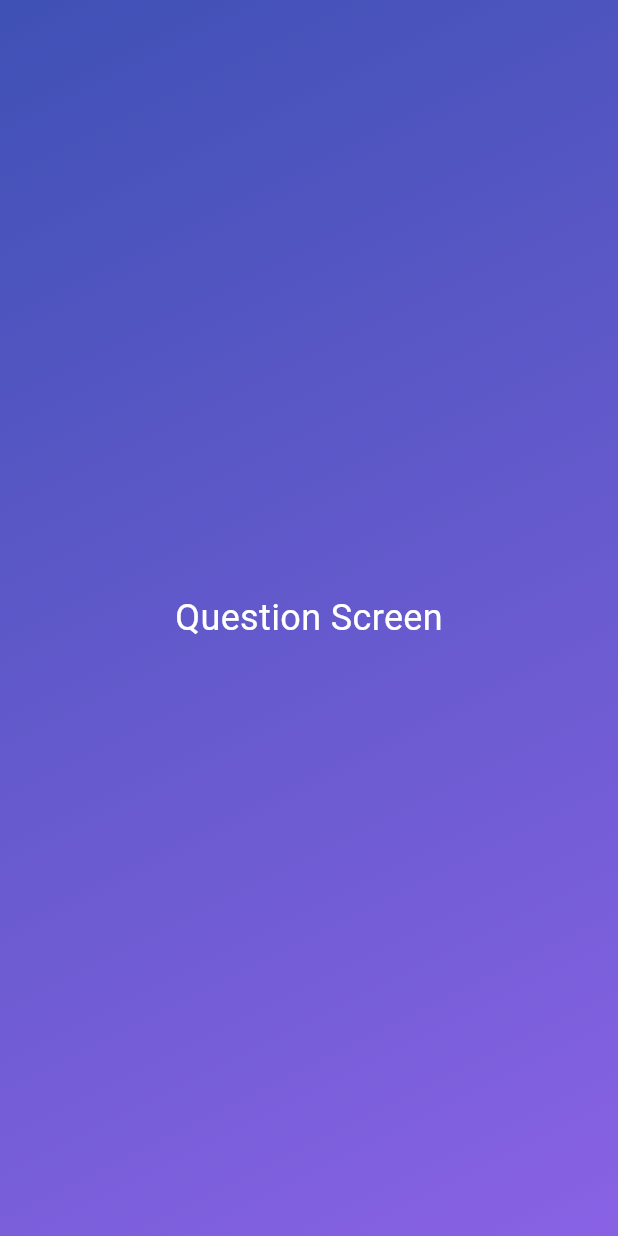
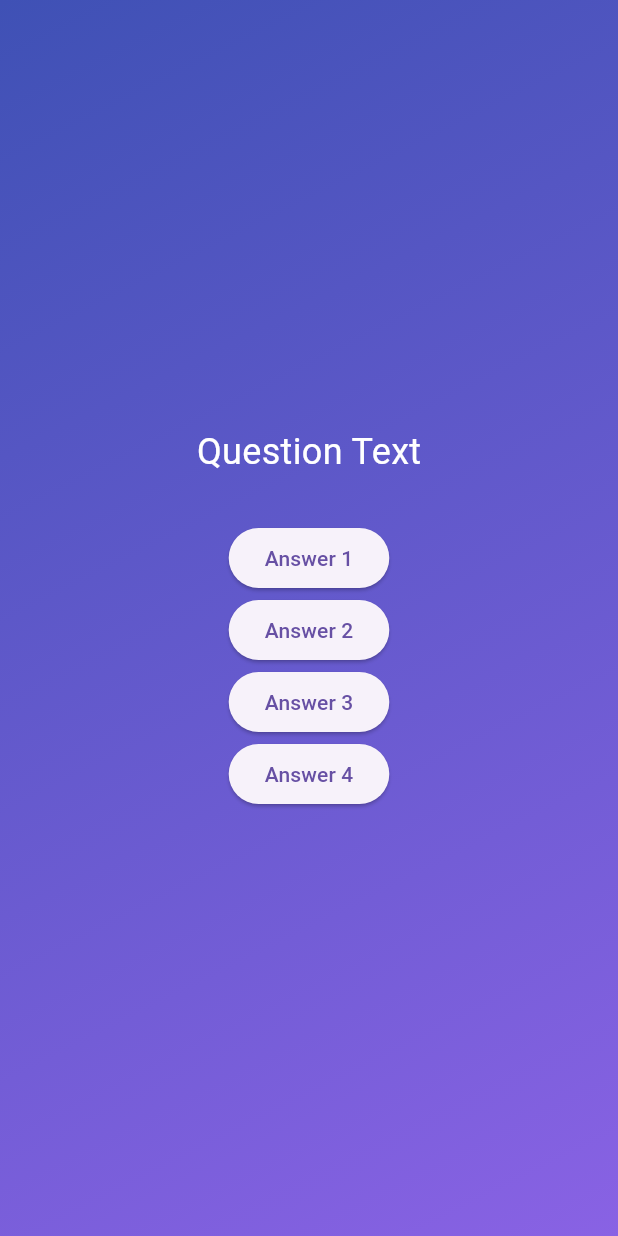
Before and after one commit to stefanobianda/adv_basics, a Flutter app: the screen it shows after launch, after a tap on "Start Quiz", on a phone screen of 412 x 824 dp. Run offline on Flutter 3.47's test engine with Material 3 defaults, Android fonts, the phone set to English and light mode, and no system bars.

Commit message:
preparation for the questions screen fix value at that time

```diff
--- /dev/null
+++ b/lib/models/quiz_question.dart
@@ -0,0 +1,6 @@
+class QuizQuestion {
+  const QuizQuestion(this.text, this.answers);
+
+  final String text;
+  final List<String> answers;
+}
--- a/lib/question_screen.dart
+++ b/lib/question_screen.dart
@@ -18,16 +18,34 @@ class _QuestionScreenState extends State<QuestionScreen> {
 
   @override
   Widget build(BuildContext context) {
-    return const Center(
+    return SizedBox(
+      width: double.infinity,
       child: Column(
-        mainAxisSize: MainAxisSize.min,
+        mainAxisAlignment: MainAxisAlignment.center,
         children: [
-          Text(
-            'Question Screen',
+          const Text(
+            'Question Text',
             style: TextStyle(
               color: Colors.white,
               fontSize: 24,
             ),
+          ),
+          const SizedBox(height: 30),
+          ElevatedButton(
+            onPressed: () {},
+            child: const Text('Answer 1'),
+          ),
+          ElevatedButton(
+            onPressed: () {},
+            child: const Text('Answer 2'),
+          ),
+          ElevatedButton(
+            onPressed: () {},
+            child: const Text('Answer 3'),
+          ),
+          ElevatedButton(
+            onPressed: () {},
+            child: const Text('Answer 4'),
           ),
         ],
       ),
```
Also changed, not shown: lib/data/questions.dart (added, +55 -0 lines), 1 other file.
